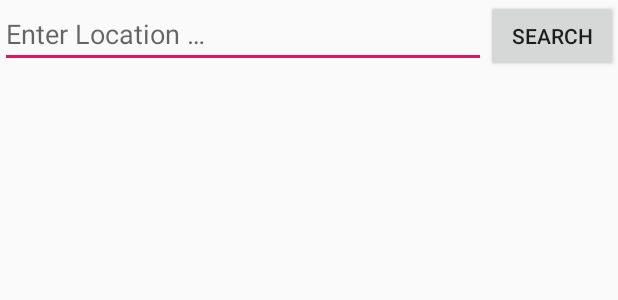
After one commit to sharif-dev/tamrin1, an Android app: the layout first_page.xml on its own in the app's theme, with its tools: preview values and no code run, on a phone screen of 412 x 824 dp. The commit adds this screen. Shown: the top 300 px of the screen. Run offline under Robolectric (Android 15) with nearby library versions, the phone set to English and light mode, and no system bars; network calls fail.

Commit message:
added search button and editText

```diff
--- a/app/src/main/java/com/example/weather/MainActivity.java
+++ b/app/src/main/java/com/example/weather/MainActivity.java
@@ -17,7 +17,7 @@ public class MainActivity extends AppCompatActivity {
     @Override
     protected void onCreate(Bundle savedInstanceState) {
         super.onCreate(savedInstanceState);
-        setContentView(R.layout.activity_main);
+        setContentView(R.layout.first_page);
 
 
         Handler handler = new Handler();
--- a/app/src/main/res/layout/activity_check.xml
+++ /dev/null
@@ -1,6 +0,0 @@
-<?xml version="1.0" encoding="utf-8"?>
-<android.support.constraint.ConstraintLayout
-    xmlns:android="http://schemas.android.com/apk/res/android" android:layout_width="match_parent"
-    android:layout_height="match_parent">
-
-</android.support.constraint.ConstraintLayout>
--- /dev/null
+++ b/app/src/main/res/layout/first_page.xml
@@ -0,0 +1,31 @@
+<?xml version="1.0" encoding="utf-8"?>
+<RelativeLayout
+    xmlns:android="http://schemas.android.com/apk/res/android" android:layout_width="match_parent"
+    android:layout_height="match_parent">
+
+    <EditText
+        android:id="@+id/enter_location"
+        android:layout_width="wrap_content"
+        android:layout_height="wrap_content"
+        android:hint="@string/enter_location"
+        android:layout_toLeftOf="@+id/search_btn"
+        android:layout_alignParentLeft="true"
+
+        />
+
+    <Button
+        android:id="@+id/search_btn"
+        android:layout_width="wrap_content"
+        android:layout_height="wrap_content"
+        android:text="@string/search"
+        android:layout_alignParentRight="true"
+        />
+
+    <ListView
+        android:layout_width="match_parent"
+        android:layout_height="wrap_content"
+        android:layout_below="@+id/enter_location"
+
+        />
+
+</RelativeLayout>
--- a/app/src/main/res/values/strings.xml
+++ b/app/src/main/res/values/strings.xml
@@ -1,3 +1,5 @@
 <resources>
     <string name="app_name">Weather</string>
+    <string name="enter_location">Enter Location …</string>
+    <string name="search">Search</string>
 </resources>
```
